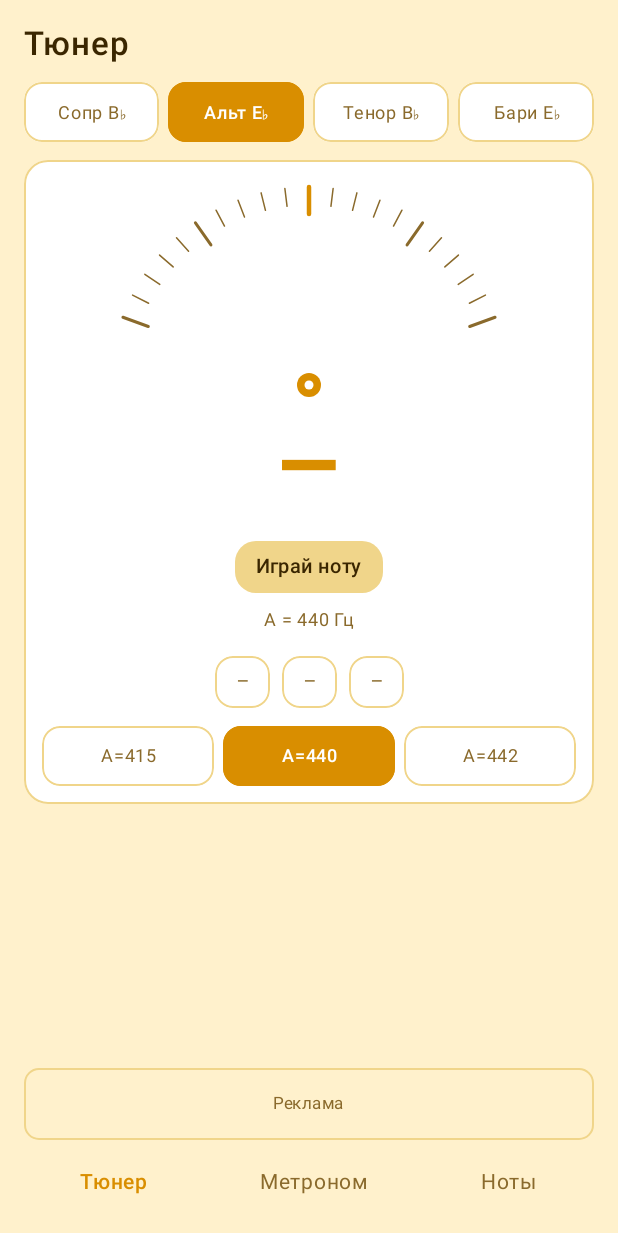
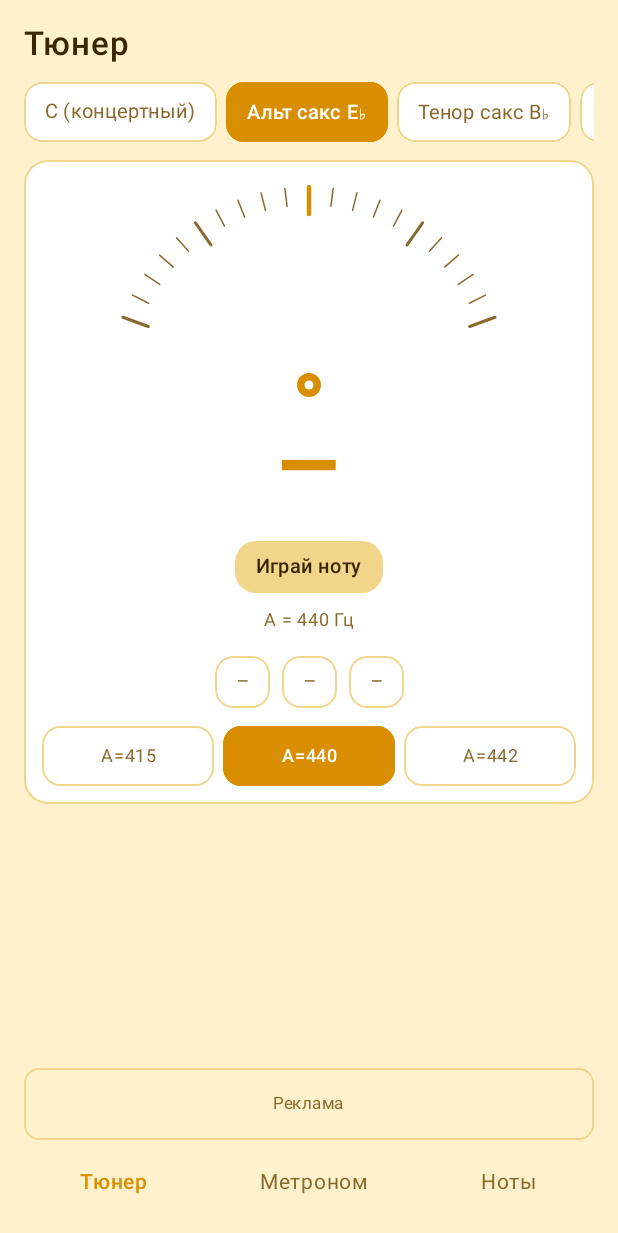
Before and after one commit to cococock457/Music-tuner., an Android app built with Jetpack Compose: the screen it shows after launch (MainActivity), on a phone screen of 412 x 824 dp. Shown: the top 1233 px of the screen. Run offline under Robolectric (Android 15) with nearby library versions, the phone set to English and light mode, and no system bars.

Commit message:
Add InstrumentChip composable and update UI

```diff
--- a/app/src/main/java/com/musictuner/app/MainActivity.kt
+++ b/app/src/main/java/com/musictuner/app/MainActivity.kt
@@ -16,6 +16,7 @@ import androidx.compose.foundation.Canvas
 import androidx.compose.foundation.background
 import androidx.compose.foundation.border
 import androidx.compose.foundation.clickable
+import androidx.compose.foundation.horizontalScroll
 import androidx.compose.foundation.layout.Arrangement
 import androidx.compose.foundation.layout.Box
 import androidx.compose.foundation.layout.Column
@@ -26,6 +27,7 @@ import androidx.compose.foundation.layout.fillMaxSize
 import androidx.compose.foundation.layout.fillMaxWidth
 import androidx.compose.foundation.layout.height
 import androidx.compose.foundation.layout.padding
+import androidx.compose.foundation.rememberScrollState
 import androidx.compose.foundation.shape.RoundedCornerShape
 import androidx.compose.material3.MaterialTheme
 import androidx.compose.material3.Surface
@@ -41,7 +43,6 @@ import androidx.compose.ui.Alignment
 import androidx.compose.ui.Modifier
 import androidx.compose.ui.draw.clip
 import androidx.compose.ui.geometry.Offset
-import androidx.compose.ui.graphics.Color
 import androidx.compose.ui.graphics.StrokeCap
 import androidx.compose.ui.platform.LocalContext
 import androidx.compose.ui.text.font.FontWeight
@@ -66,10 +67,21 @@ class MainActivity : ComponentActivity() {
 data class Instrument(val label: String, val shift: Int)
 
 val instruments = listOf(
-    Instrument("Сопр B♭", 2),
-    Instrument("Альт E♭", 9),
-    Instrument("Тенор B♭", 14),
-    Instrument("Бари E♭", 21)
+    Instrument("C (концертный)", 0),
+    Instrument("Альт сакс E♭", 9),
+    Instrument("Тенор сакс B♭", 14),
+    Instrument("Сопр. сакс B♭", 2),
+    Instrument("Бари сакс E♭", 21),
+    Instrument("Кларнет B♭", 2),
+    Instrument("Бас-кларнет B♭", 14),
+    Instrument("Труба B♭", 2),
+    Instrument("Валторна F", 7),
+    Instrument("Англ. рожок F", 7),
+    Instrument("Флейта C", 0),
+    Instrument("Гобой C", 0),
+    Instrument("Фагот C", 0),
+    Instrument("Тромбон C", 0),
+    Instrument("Блокфлейта C", -12)
 )
 
 private val NAMES = arrayOf("C", "C#", "D", "D#", "E", "F", "F#", "G", "G#", "A", "A#", "B")
@@ -97,6 +109,25 @@ fun RowScope.Chip(text: String, selected: Boolean, onClick: () -> Unit) {
             .border(1.dp, if (selected) bg else MaterialTheme.colorScheme.outline, shape)
             .clickable(onClick = onClick)
             .padding(vertical = 8.dp)
+    )
+}
+
+@Composable
+fun InstrumentChip(text: String, selected: Boolean, onClick: () -> Unit) {
+    val shape = RoundedCornerShape(12.dp)
+    val bg = if (selected) MaterialTheme.colorScheme.primary else MaterialTheme.colorScheme.surface
+    val fg = if (selected) MaterialTheme.colorScheme.onPrimary else MaterialTheme.colorScheme.onSurfaceVariant
+    Text(
+        text = text,
+        color = fg,
+        fontSize = 13.sp,
+        fontWeight = if (selected) FontWeight.Medium else FontWeight.Normal,
+        modifier = Modifier
+            .clip(shape)
+            .background(bg)
+            .border(1.dp, if (selected) bg else MaterialTheme.colorScheme.outline, shape)
+            .clickable(onClick = onClick)
+            .padding(horizontal = 14.dp, vertical = 8.dp)
     )
 }
 
@@ -168,8 +199,13 @@ fun TunerApp() {
             Text("Тюнер", fontSize = 22.sp, fontWeight = FontWeight.Medium, color = cs.onBackground)
             Spacer(Modifier.height(12.dp))
 
-            Row(Modifier.fillMaxWidth(), horizontalArrangement = Arrangement.spacedBy(6.dp)) {
-                instruments.forEach { ins -> Chip(ins.label, ins == instrument) { instrument = ins } }
+            Row(
+                Modifier.fillMaxWidth().horizontalScroll(rememberScrollState()),
+                horizontalArrangement = Arrangement.spacedBy(6.dp)
+            ) {
+                instruments.forEach { ins ->
+                    InstrumentChip(ins.label, ins == instrument) { instrument = ins }
+                }
             }
             Spacer(Modifier.height(12.dp))
 
```
